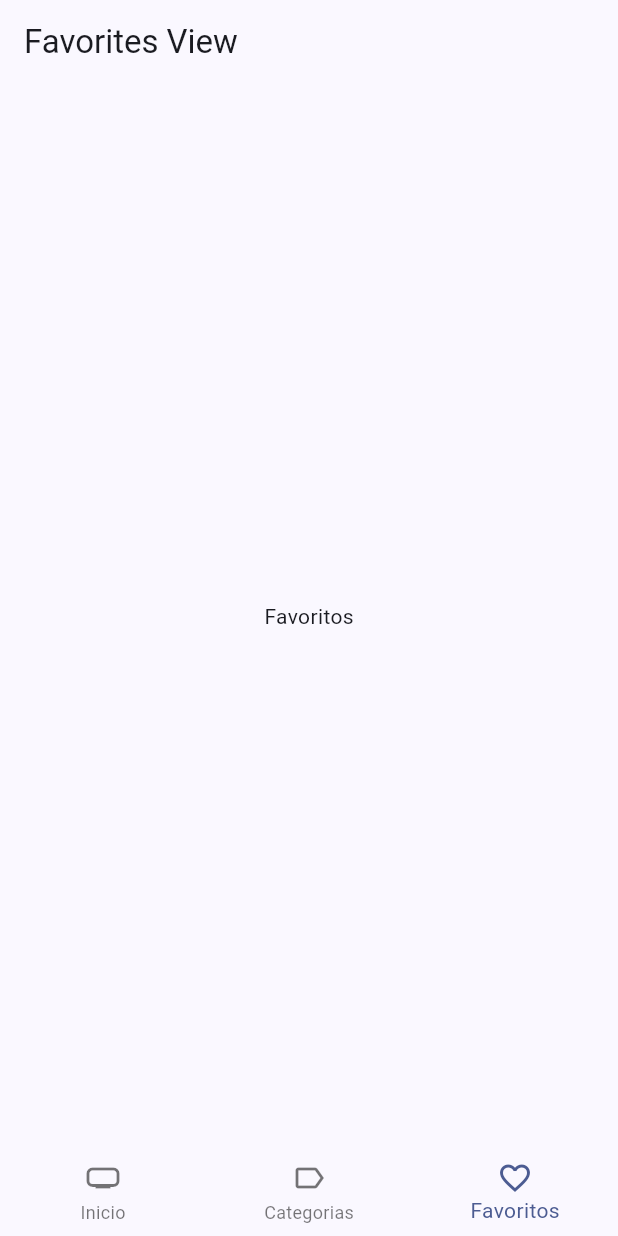
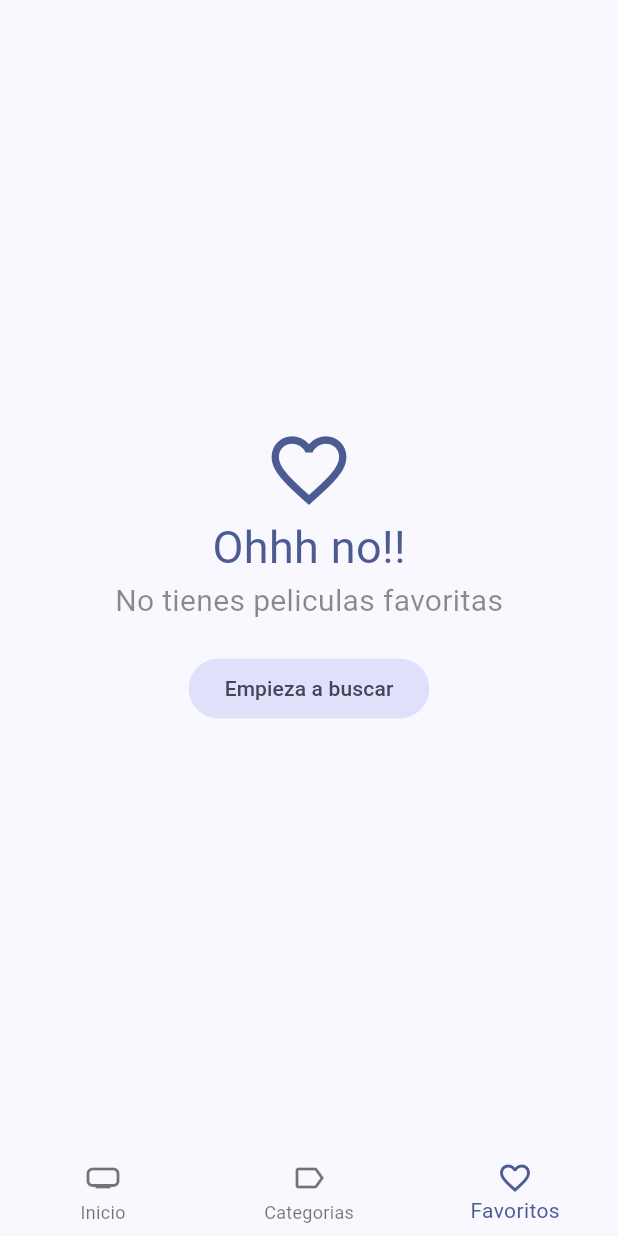
Before and after one commit to Soulcito/cinemapedia, a Flutter app: the screen it shows after launch, item 3 of the bottom bar chosen, on a phone screen of 412 x 824 dp. Run offline on Flutter 3.47's test engine with Material 2 defaults, Android fonts, the phone set to English and light mode, and no system bars; our stand-ins replace animate_do, card_swiper, dio, flutter_dotenv, flutter_riverpod, go_router and 1 more; accounts and stored records are empty; generated files the repository leaves out were written again; network calls fail.

Commit message:
Fin de la seccion 17

```diff
--- a/lib/infrastructure/models/moviedb/movie_details.dart
+++ b/lib/infrastructure/models/moviedb/movie_details.dart
@@ -126,8 +126,8 @@ class BelongsToCollection {
     factory BelongsToCollection.fromJson(Map<String, dynamic> json) => BelongsToCollection(
         id: json["id"],
         name: json["name"],
-        posterPath: json["poster_path"],
-        backdropPath: json["backdrop_path"],
+        posterPath: json["poster_path"] ?? '',
+        backdropPath: json["backdrop_path"] ?? '',
     );
 
     Map<String, dynamic> toJson() => {
--- a/lib/presentation/providers/providers.dart
+++ b/lib/presentation/providers/providers.dart
@@ -7,3 +7,5 @@ export 'movies/movie_info_provider.dart';
 export 'actors/actors_by_movie_provider.dart';
 export 'actors/actors_repository_provider.dart';
 export 'search/search_movies_provider.dart';
+export 'storage/local_storage_provider.dart';
+export 'storage/favorite_movies_provider.dart';
--- a/lib/presentation/views/movies/favorites_view.dart
+++ b/lib/presentation/views/movies/favorites_view.dart
@@ -1,15 +1,74 @@
+import 'package:cinemapedia/presentation/providers/providers.dart';
+import 'package:cinemapedia/presentation/widgets/widgets.dart';
 import 'package:flutter/material.dart';
+import 'package:flutter_riverpod/flutter_riverpod.dart';
+import 'package:go_router/go_router.dart';
 
-class FavoritesView extends StatelessWidget {
+class FavoritesView extends ConsumerStatefulWidget {
+
   const FavoritesView({super.key});
 
   @override
+  FavoritesViewState createState() => FavoritesViewState();
+}
+
+class FavoritesViewState extends ConsumerState<FavoritesView> {
+
+  bool isLastPage = false;
+  bool isLoading = false;
+
+  @override
+  void initState() {
+      super.initState();
+      loadNextPage();
+  }
+
+  void loadNextPage() async {
+
+    if ( isLoading || isLastPage ) return;
+    isLoading = true;
+
+    final movies = await ref.read(favoriteMoviesProvider. notifier).loadNextPage();
+    isLoading = false;
+
+    if( movies.isEmpty ) {
+      isLastPage = true;
+    }
+
+  }
+
+  @override
   Widget build(BuildContext context) {
+
+    final favoriteMovies = ref.watch(favoriteMoviesProvider).values.toList();
+
+    if( favoriteMovies.isEmpty ) {
+      final colors = Theme.of(context).colorScheme;
+      return Center(
+        child: Column(
+          mainAxisAlignment: MainAxisAlignment.center,
+          crossAxisAlignment: CrossAxisAlignment.center,
+          children: [
+            Icon(Icons.favorite_outline_sharp, size: 60, color: colors.primary),
+            Text('Ohhh no!!', style: TextStyle( fontSize: 30, color: colors.primary )),
+            const Text('No tienes peliculas favoritas', style: TextStyle(fontSize: 20, color: Colors.black45)),
+
+            const SizedBox(height: 20),
+
+            FilledButton.tonal(
+              onPressed: () => context.go('/home/0'),
+              child: const Text('Empieza a buscar')
+            )
+          ]
+        )
+      );
+    }
+
     return Scaffold(
-      appBar: AppBar(
-        title: const Text('Favorites View'),
-      ),
-      body: const Center(child: Text('Favoritos')),
+       body: MovieMasonry(
+        loadNextPage: loadNextPage,
+        movies: favoriteMovies
+      )
     );
   }
 }
--- a/lib/presentation/widgets/shared/custom_appbar.dart
+++ b/lib/presentation/widgets/shared/custom_appbar.dart
@@ -44,7 +44,7 @@ class CustomAppbar extends ConsumerWidget {
                     )
                   ).then((movie) {
                       if ( movie == null ) return;
-                      context.push('/movie/${movie.id}');
+                      context.push('/home/0/movie/${movie.id}');
                   });
 
                 },
--- a/lib/presentation/widgets/widgets.dart
+++ b/lib/presentation/widgets/widgets.dart
@@ -3,3 +3,5 @@ export 'movies/movies_slideshow.dart';
 export 'shared/custom_bottom_navigation.dart';
 export 'movies/movie_horizontal_listview.dart';
 export 'shared/full_screen_loader.dart';
+export 'movies/movie_masonry.dart';
+export 'movies/movie_poster_link.dart';
--- a/pubspec.yaml
+++ b/pubspec.yaml
@@ -14,13 +14,19 @@ dependencies:
     sdk: flutter
   flutter_dotenv: ^5.1.0
   flutter_riverpod: ^2.3.6
+  flutter_staggered_grid_view: ^0.6.2
   go_router: ^7.1.1
   intl: ^0.18.1
+  isar: ^3.1.0+1
+  isar_flutter_libs: ^3.1.0+1
+  path_provider: ^2.0.15
 
 dev_dependencies:
+  build_runner: ^2.4.5
   flutter_lints: ^2.0.0
   flutter_test:
     sdk: flutter
+  isar_generator: ^3.1.0+1
 
 flutter:
   uses-material-design: true
```
Also changed, not shown: lib/domain/datasources/local_storage_datasource.dart (added, +12 -0 lines), lib/domain/entities/movie.dart (+8 -0 lines), lib/domain/repositories/local_storage_repository.dart (added, +11 -0 lines), lib/infrastructure/datasources/isar_datasource.dart (added, +77 -0 lines), lib/infrastructure/repositories/local_storage_repository_impl.dart (added, +26 -0 lines), lib/presentation/providers/storage/favorite_movies_provider.dart (added, +50 -0 lines), lib/presentation/providers/storage/local_storage_provider.dart (added, +7 -0 lines), lib/presentation/screens/movies/movie_screen.dart (+67 -31 lines), lib/presentation/widgets/movies/movie_masonry.dart (added, +66 -0 lines), lib/presentation/widgets/movies/movie_poster_link.dart (added, +24 -0 lines), lib/domain/entities/movie.g.dart (added), pubspec.lock, 6 other files.
